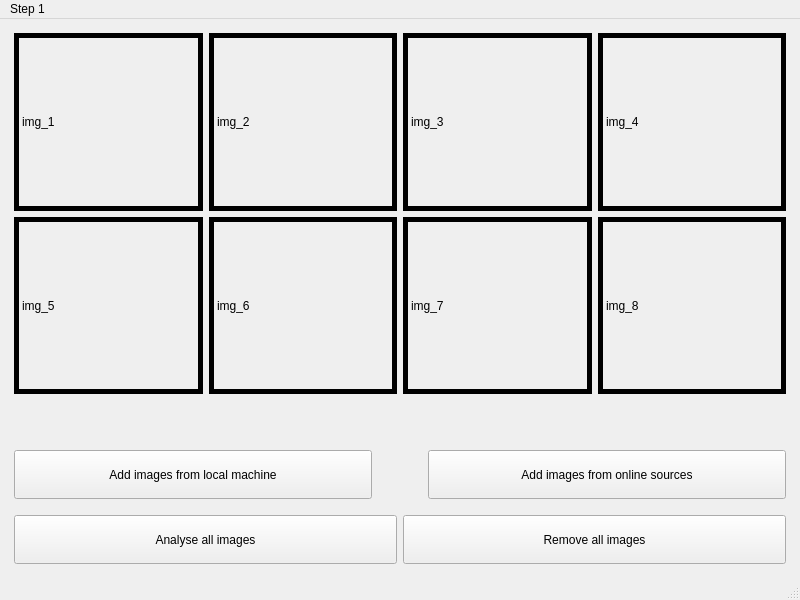
Qt form mainwindow.ui (uh-dcm/coslab-gui) before a commit.
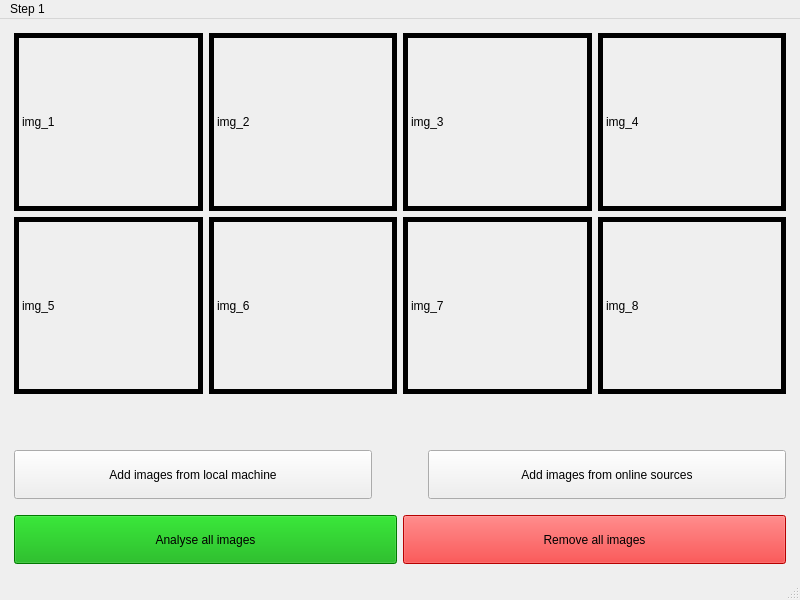
The same form after that commit.

Commit message: change button layout

Diff of the .ui file:
```diff
--- a/mainwindow.ui
+++ b/mainwindow.ui
@@ -242,6 +242,448 @@
             <verstretch>0</verstretch>
            </sizepolicy>
           </property>
+          <property name="palette">
+           <palette>
+            <active>
+             <colorrole role="WindowText">
+              <brush brushstyle="SolidPattern">
+               <color alpha="255">
+                <red>0</red>
+                <green>0</green>
+                <blue>0</blue>
+               </color>
+              </brush>
+             </colorrole>
+             <colorrole role="Button">
+              <brush brushstyle="SolidPattern">
+               <color alpha="255">
+                <red>0</red>
+                <green>170</green>
+                <blue>0</blue>
+               </color>
+              </brush>
+             </colorrole>
+             <colorrole role="Light">
+              <brush brushstyle="SolidPattern">
+               <color alpha="255">
+                <red>0</red>
+                <green>255</green>
+                <blue>0</blue>
+               </color>
+              </brush>
+             </colorrole>
+             <colorrole role="Midlight">
+              <brush brushstyle="SolidPattern">
+               <color alpha="255">
+                <red>0</red>
+                <green>212</green>
+                <blue>0</blue>
+               </color>
+              </brush>
+             </colorrole>
+             <colorrole role="Dark">
+              <brush brushstyle="SolidPattern">
+               <color alpha="255">
+                <red>0</red>
+                <green>85</green>
+                <blue>0</blue>
+               </color>
+              </brush>
+             </colorrole>
+             <colorrole role="Mid">
+              <brush brushstyle="SolidPattern">
+               <color alpha="255">
+                <red>0</red>
+                <green>113</green>
+                <blue>0</blue>
+               </color>
+              </brush>
+             </colorrole>
+             <colorrole role="Text">
+              <brush brushstyle="SolidPattern">
+               <color alpha="255">
+                <red>0</red>
+                <green>0</green>
+                <blue>0</blue>
+               </color>
+              </brush>
+             </colorrole>
+             <colorrole role="BrightText">
+              <brush brushstyle="SolidPattern">
+               <color alpha="255">
+                <red>255</red>
+                <green>255</green>
+                <blue>255</blue>
+               </color>
+              </brush>
+             </colorrole>
+             <colorrole role="ButtonText">
+              <brush brushstyle="SolidPattern">
+               <color alpha="255">
+                <red>0</red>
+                <green>0</green>
+                <blue>0</blue>
+               </color>
+              </brush>
+             </colorrole>
+             <colorrole role="Base">
+              <brush brushstyle="SolidPattern">
+               <color alpha="255">
+                <red>255</red>
+                <green>255</green>
+                <blue>255</blue>
+               </color>
+              </brush>
+             </colorrole>
+             <colorrole role="Window">
+              <brush brushstyle="SolidPattern">
+               <color alpha="255">
+                <red>0</red>
+                <green>170</green>
+                <blue>0</blue>
+               </color>
+              </brush>
+             </colorrole>
+             <colorrole role="Shadow">
+              <brush brushstyle="SolidPattern">
+               <color alpha="255">
+                <red>0</red>
+                <green>0</green>
+                <blue>0</blue>
+               </color>
+              </brush>
+             </colorrole>
+             <colorrole role="AlternateBase">
+              <brush brushstyle="SolidPattern">
+               <color alpha="255">
+                <red>127</red>
+                <green>212</green>
+                <blue>127</blue>
+               </color>
+              </brush>
+             </colorrole>
+             <colorrole role="ToolTipBase">
+              <brush brushstyle="SolidPattern">
+               <color alpha="255">
+                <red>255</red>
+                <green>255</green>
+                <blue>220</blue>
+               </color>
+              </brush>
+             </colorrole>
+             <colorrole role="ToolTipText">
+              <brush brushstyle="SolidPattern">
+               <color alpha="255">
+                <red>0</red>
+                <green>0</green>
+                <blue>0</blue>
+               </color>
+              </brush>
+             </colorrole>
+             <colorrole role="PlaceholderText">
+              <brush brushstyle="SolidPattern">
+               <color alpha="128">
+                <red>0</red>
+                <green>0</green>
+                <blue>0</blue>
+               </color>
+              </brush>
+             </colorrole>
+            </active>
+            <inactive>
+             <colorrole role="WindowText">
+              <brush brushstyle="SolidPattern">
+               <color alpha="255">
+                <red>0</red>
+                <green>0</green>
+                <blue>0</blue>
+               </color>
+              </brush>
+             </colorrole>
+             <colorrole role="Button">
+              <brush brushstyle="SolidPattern">
+               <color alpha="255">
+                <red>0</red>
+                <green>170</green>
+                <blue>0</blue>
+               </color>
+              </brush>
+             </colorrole>
+             <colorrole role="Light">
+              <brush brushstyle="SolidPattern">
+               <color alpha="255">
+                <red>0</red>
+                <green>255</green>
+                <blue>0</blue>
+               </color>
+              </brush>
+             </colorrole>
+             <colorrole role="Midlight">
+              <brush brushstyle="SolidPattern">
+               <color alpha="255">
+                <red>0</red>
+                <green>212</green>
+                <blue>0</blue>
+               </color>
+              </brush>
+             </colorrole>
+             <colorrole role="Dark">
+              <brush brushstyle="SolidPattern">
+               <color alpha="255">
+                <red>0</red>
+                <green>85</green>
+                <blue>0</blue>
+               </color>
+              </brush>
+             </colorrole>
+             <colorrole role="Mid">
+              <brush brushstyle="SolidPattern">
+               <color alpha="255">
+                <red>0</red>
+                <green>113</green>
+                <blue>0</blue>
+               </color>
+              </brush>
+             </colorrole>
+             <colorrole role="Text">
+              <brush brushstyle="SolidPattern">
+               <color alpha="255">
+                <red>0</red>
+                <green>0</green>
+                <blue>0</blue>
+               </color>
+              </brush>
+             </colorrole>
+             <colorrole role="BrightText">
+              <brush brushstyle="SolidPattern">
+               <color alpha="255">
+                <red>255</red>
+                <green>255</green>
+                <blue>255</blue>
+               </color>
+              </brush>
+             </colorrole>
+             <colorrole role="ButtonText">
+              <brush brushstyle="SolidPattern">
+               <color alpha="255">
+                <red>0</red>
+                <green>0</green>
+                <blue>0</blue>
+               </color>
+              </brush>
+             </colorrole>
+             <colorrole role="Base">
+              <brush brushstyle="SolidPattern">
+               <color alpha="255">
+                <red>255</red>
+                <green>255</green>
+                <blue>255</blue>
+               </color>
+              </brush>
+             </colorrole>
+             <colorrole role="Window">
+              <brush brushstyle="SolidPattern">
+               <color alpha="255">
+                <red>0</red>
+                <green>170</green>
+                <blue>0</blue>
+               </color>
+              </brush>
+             </colorrole>
+             <colorrole role="Shadow">
+              <brush brushstyle="SolidPattern">
+               <color alpha="255">
+                <red>0</red>
+                <green>0</green>
+                <blue>0</blue>
+               </color>
+              </brush>
+             </colorrole>
+             <colorrole role="AlternateBase">
+              <brush brushstyle="SolidPattern">
+               <color alpha="255">
+                <red>127</red>
+                <green>212</green>
+                <blue>127</blue>
+               </color>
+              </brush>
+             </colorrole>
+             <colorrole role="ToolTipBase">
+              <brush brushstyle="SolidPattern">
+               <color alpha="255">
+                <red>255</red>
+                <green>255</green>
+                <blue>220</blue>
+               </color>
+              </brush>
+             </colorrole>
+             <colorrole role="ToolTipText">
+              <brush brushstyle="SolidPattern">
+               <color alpha="255">
+                <red>0</red>
+                <green>0</green>
+                <blue>0</blue>
+               </color>
+              </brush>
+             </colorrole>
+             <colorrole role="PlaceholderText">
+              <brush brushstyle="SolidPattern">
+               <color alpha="128">
+                <red>0</red>
+                <green>0</green>
+                <blue>0</blue>
+               </color>
+              </brush>
+             </colorrole>
+            </inactive>
+            <disabled>
+             <colorrole role="WindowText">
+              <brush brushstyle="SolidPattern">
+               <color alpha="255">
+                <red>0</red>
+                <green>85</green>
+                <blue>0</blue>
+               </color>
+              </brush>
+             </colorrole>
+             <colorrole role="Button">
+              <brush brushstyle="SolidPattern">
+               <color alpha="255">
+                <red>0</red>
+                <green>170</green>
+                <blue>0</blue>
+               </color>
+              </brush>
+             </colorrole>
+             <colorrole role="Light">
+              <brush brushstyle="SolidPattern">
+               <color alpha="255">
+                <red>0</red>
+                <green>255</green>
+                <blue>0</blue>
+               </color>
+              </brush>
+             </colorrole>
+             <colorrole role="Midlight">
+              <brush brushstyle="SolidPattern">
+               <color alpha="255">
+                <red>0</red>
+                <green>212</green>
+                <blue>0</blue>
+               </color>
+              </brush>
+             </colorrole>
+             <colorrole role="Dark">
+              <brush brushstyle="SolidPattern">
+               <color alpha="255">
+                <red>0</red>
+                <green>85</green>
+                <blue>0</blue>
+               </color>
+              </brush>
+             </colorrole>
+             <colorrole role="Mid">
+              <brush brushstyle="SolidPattern">
+               <color alpha="255">
+                <red>0</red>
+                <green>113</green>
+                <blue>0</blue>
+               </color>
+              </brush>
+             </colorrole>
+             <colorrole role="Text">
+              <brush brushstyle="SolidPattern">
+               <color alpha="255">
+                <red>0</red>
+                <green>85</green>
+                <blue>0</blue>
+               </color>
+              </brush>
+             </colorrole>
+             <colorrole role="BrightText">
+              <brush brushstyle="SolidPattern">
+               <color alpha="255">
+                <red>255</red>
+                <green>255</green>
+                <blue>255</blue>
+               </color>
+              </brush>
+             </colorrole>
+             <colorrole role="ButtonText">
+              <brush brushstyle="SolidPattern">
+               <color alpha="255">
+                <red>0</red>
+                <green>85</green>
+                <blue>0</blue>
+               </color>
+              </brush>
+             </colorrole>
+             <colorrole role="Base">
+              <brush brushstyle="SolidPattern">
+               <color alpha="255">
+                <red>0</red>
+                <green>170</green>
+                <blue>0</blue>
+               </color>
+              </brush>
+             </colorrole>
+             <colorrole role="Window">
+              <brush brushstyle="SolidPattern">
+               <color alpha="255">
+                <red>0</red>
+                <green>170</green>
+                <blue>0</blue>
+               </color>
+              </brush>
+             </colorrole>
+             <colorrole role="Shadow">
+              <brush brushstyle="SolidPattern">
+               <color alpha="255">
+                <red>0</red>
+                <green>0</green>
+                <blue>0</blue>
+               </color>
+              </brush>
+             </colorrole>
+             <colorrole role="AlternateBase">
+              <brush brushstyle="SolidPattern">
+               <color alpha="255">
+                <red>0</red>
+                <green>170</green>
+                <blue>0</blue>
+               </color>
+              </brush>
+             </colorrole>
+             <colorrole role="ToolTipBase">
+              <brush brushstyle="SolidPattern">
+               <color alpha="255">
+                <red>255</red>
+                <green>255</green>
+                <blue>220</blue>
+               </color>
+              </brush>
+             </colorrole>
+             <colorrole role="ToolTipText">
+              <brush brushstyle="SolidPattern">
+               <color alpha="255">
+                <red>0</red>
+                <green>0</green>
+                <blue>0</blue>
+               </color>
+              </brush>
+             </colorrole>
+             <colorrole role="PlaceholderText">
+              <brush brushstyle="SolidPattern">
+               <color alpha="128">
+                <red>0</red>
+                <green>0</green>
+                <blue>0</blue>
+               </color>
+              </brush>
+             </colorrole>
+            </disabled>
+           </palette>
+          </property>
           <property name="text">
            <string>Analyse all images</string>
           </property>
@@ -255,6 +697,448 @@
             <verstretch>0</verstretch>
            </sizepolicy>
           </property>
+          <property name="palette">
+           <palette>
+            <active>
+             <colorrole role="WindowText">
+              <brush brushstyle="SolidPattern">
+               <color alpha="255">
+                <red>0</red>
+                <green>0</green>
+                <blue>0</blue>
+               </color>
+              </brush>
+             </colorrole>
+             <colorrole role="Button">
+              <brush brushstyle="SolidPattern">
+               <color alpha="255">
+                <red>255</red>
+                <green>0</green>
+                <blue>0</blue>
+               </color>
+              </brush>
+             </colorrole>
+             <colorrole role="Light">
+              <brush brushstyle="SolidPattern">
+               <color alpha="255">
+                <red>255</red>
+                <green>127</green>
+                <blue>127</blue>
+               </color>
+              </brush>
+             </colorrole>
+             <colorrole role="Midlight">
+              <brush brushstyle="SolidPattern">
+               <color alpha="255">
+                <red>255</red>
+                <green>63</green>
+                <blue>63</blue>
+               </color>
+              </brush>
+             </colorrole>
+             <colorrole role="Dark">
+              <brush brushstyle="SolidPattern">
+               <color alpha="255">
+                <red>127</red>
+                <green>0</green>
+                <blue>0</blue>
+               </color>
+              </brush>
+             </colorrole>
+             <colorrole role="Mid">
+              <brush brushstyle="SolidPattern">
+               <color alpha="255">
+                <red>170</red>
+                <green>0</green>
+                <blue>0</blue>
+               </color>
+              </brush>
+             </colorrole>
+             <colorrole role="Text">
+              <brush brushstyle="SolidPattern">
+               <color alpha="255">
+                <red>0</red>
+                <green>0</green>
+                <blue>0</blue>
+               </color>
+              </brush>
+             </colorrole>
+             <colorrole role="BrightText">
+              <brush brushstyle="SolidPattern">
+               <color alpha="255">
+                <red>255</red>
+                <green>255</green>
+                <blue>255</blue>
+               </color>
+              </brush>
+             </colorrole>
+             <colorrole role="ButtonText">
+              <brush brushstyle="SolidPattern">
+               <color alpha="255">
+                <red>0</red>
+                <green>0</green>
+                <blue>0</blue>
+               </color>
+              </brush>
+             </colorrole>
+             <colorrole role="Base">
+              <brush brushstyle="SolidPattern">
+               <color alpha="255">
+                <red>255</red>
+                <green>255</green>
+                <blue>255</blue>
+               </color>
+              </brush>
+             </colorrole>
+             <colorrole role="Window">
+              <brush brushstyle="SolidPattern">
+               <color alpha="255">
+                <red>255</red>
+                <green>0</green>
+                <blue>0</blue>
+               </color>
+              </brush>
+             </colorrole>
+             <colorrole role="Shadow">
+              <brush brushstyle="SolidPattern">
+               <color alpha="255">
+                <red>0</red>
+                <green>0</green>
+                <blue>0</blue>
+               </color>
+              </brush>
+             </colorrole>
+             <colorrole role="AlternateBase">
+              <brush brushstyle="SolidPattern">
+               <color alpha="255">
+                <red>255</red>
+                <green>127</green>
+                <blue>127</blue>
+               </color>
+              </brush>
+             </colorrole>
+             <colorrole role="ToolTipBase">
+              <brush brushstyle="SolidPattern">
+               <color alpha="255">
+                <red>255</red>
+                <green>255</green>
+                <blue>220</blue>
+               </color>
+              </brush>
+             </colorrole>
+             <colorrole role="ToolTipText">
+              <brush brushstyle="SolidPattern">
+               <color alpha="255">
+                <red>0</red>
+                <green>0</green>
+                <blue>0</blue>
+               </color>
+              </brush>
+             </colorrole>
+             <colorrole role="PlaceholderText">
+              <brush brushstyle="SolidPattern">
+               <color alpha="128">
+                <red>0</red>
+                <green>0</green>
+                <blue>0</blue>
+               </color>
+              </brush>
+             </colorrole>
+            </active>
+            <inactive>
+             <colorrole role="WindowText">
+              <brush brushstyle="SolidPattern">
+               <color alpha="255">
+                <red>0</red>
+                <green>0</green>
+                <blue>0</blue>
+               </color>
+              </brush>
+             </colorrole>
+             <colorrole role="Button">
+              <brush brushstyle="SolidPattern">
+               <color alpha="255">
+                <red>255</red>
+                <green>0</green>
+                <blue>0</blue>
+               </color>
+              </brush>
+             </colorrole>
+             <colorrole role="Light">
+              <brush brushstyle="SolidPattern">
+               <color alpha="255">
+                <red>255</red>
+                <green>127</green>
+                <blue>127</blue>
+               </color>
+              </brush>
+             </colorrole>
+             <colorrole role="Midlight">
+              <brush brushstyle="SolidPattern">
+               <color alpha="255">
+                <red>255</red>
+                <green>63</green>
+                <blue>63</blue>
+               </color>
+              </brush>
+             </colorrole>
+             <colorrole role="Dark">
+              <brush brushstyle="SolidPattern">
+               <color alpha="255">
+                <red>127</red>
+                <green>0</green>
+                <blue>0</blue>
+               </color>
+              </brush>
+             </colorrole>
+             <colorrole role="Mid">
+              <brush brushstyle="SolidPattern">
+               <color alpha="255">
+                <red>170</red>
+                <green>0</green>
+                <blue>0</blue>
+               </color>
+              </brush>
+             </colorrole>
+             <colorrole role="Text">
+              <brush brushstyle="SolidPattern">
+               <color alpha="255">
+                <red>0</red>
+                <green>0</green>
+                <blue>0</blue>
+               </color>
+              </brush>
+             </colorrole>
+             <colorrole role="BrightText">
+              <brush brushstyle="SolidPattern">
+               <color alpha="255">
+                <red>255</red>
+                <green>255</green>
+                <blue>255</blue>
+               </color>
+              </brush>
+             </colorrole>
+             <colorrole role="ButtonText">
+              <brush brushstyle="SolidPattern">
+               <color alpha="255">
+                <red>0</red>
+                <green>0</green>
+                <blue>0</blue>
+               </color>
+              </brush>
+             </colorrole>
+             <colorrole role="Base">
+              <brush brushstyle="SolidPattern">
+               <color alpha="255">
+                <red>255</red>
+                <green>255</green>
+                <blue>255</blue>
+               </color>
+              </brush>
+             </colorrole>
+             <colorrole role="Window">
+              <brush brushstyle="SolidPattern">
+               <color alpha="255">
+                <red>255</red>
+                <green>0</green>
+                <blue>0</blue>
+               </color>
+              </brush>
+             </colorrole>
+             <colorrole role="Shadow">
+              <brush brushstyle="SolidPattern">
+               <color alpha="255">
+                <red>0</red>
+                <green>0</green>
+                <blue>0</blue>
+               </color>
+              </brush>
+             </colorrole>
+             <colorrole role="AlternateBase">
+              <brush brushstyle="SolidPattern">
+               <color alpha="255">
+                <red>255</red>
+                <green>127</green>
+                <blue>127</blue>
+               </color>
+              </brush>
+             </colorrole>
+             <colorrole role="ToolTipBase">
+              <brush brushstyle="SolidPattern">
+               <color alpha="255">
+                <red>255</red>
+                <green>255</green>
+                <blue>220</blue>
+               </color>
+              </brush>
+             </colorrole>
+             <colorrole role="ToolTipText">
+              <brush brushstyle="SolidPattern">
+               <color alpha="255">
+                <red>0</red>
+                <green>0</green>
+                <blue>0</blue>
+               </color>
+              </brush>
+             </colorrole>
+             <colorrole role="PlaceholderText">
+              <brush brushstyle="SolidPattern">
+               <color alpha="128">
+                <red>0</red>
+                <green>0</green>
+                <blue>0</blue>
+               </color>
+              </brush>
+             </colorrole>
+            </inactive>
+            <disabled>
+             <colorrole role="WindowText">
+              <brush brushstyle="SolidPattern">
+               <color alpha="255">
+                <red>127</red>
+                <green>0</green>
+                <blue>0</blue>
+               </color>
+              </brush>
+             </colorrole>
+             <colorrole role="Button">
+              <brush brushstyle="SolidPattern">
+               <color alpha="255">
+                <red>255</red>
+                <green>0</green>
+                <blue>0</blue>
+               </color>
+              </brush>
+             </colorrole>
+             <colorrole role="Light">
+              <brush brushstyle="SolidPattern">
+               <color alpha="255">
+                <red>255</red>
+                <green>127</green>
+                <blue>127</blue>
+               </color>
+              </brush>
+             </colorrole>
+             <colorrole role="Midlight">
+              <brush brushstyle="SolidPattern">
+               <color alpha="255">
+                <red>255</red>
+                <green>63</green>
+                <blue>63</blue>
+               </color>
+              </brush>
+             </colorrole>
+             <colorrole role="Dark">
+              <brush brushstyle="SolidPattern">
+               <color alpha="255">
+                <red>127</red>
+                <green>0</green>
+                <blue>0</blue>
+               </color>
+              </brush>
+             </colorrole>
+             <colorrole role="Mid">
+              <brush brushstyle="SolidPattern">
+               <color alpha="255">
+                <red>170</red>
+                <green>0</green>
+                <blue>0</blue>
+               </color>
+              </brush>
+             </colorrole>
+             <colorrole role="Text">
+              <brush brushstyle="SolidPattern">
+               <color alpha="255">
+                <red>127</red>
+                <green>0</green>
+                <blue>0</blue>
+               </color>
+              </brush>
+             </colorrole>
+             <colorrole role="BrightText">
+              <brush brushstyle="SolidPattern">
+               <color alpha="255">
+                <red>255</red>
+                <green>255</green>
+                <blue>255</blue>
+               </color>
+              </brush>
+             </colorrole>
+             <colorrole role="ButtonText">
+              <brush brushstyle="SolidPattern">
+               <color alpha="255">
+                <red>127</red>
+                <green>0</green>
+                <blue>0</blue>
+               </color>
+              </brush>
+             </colorrole>
+             <colorrole role="Base">
+              <brush brushstyle="SolidPattern">
+               <color alpha="255">
+                <red>255</red>
+                <green>0</green>
+                <blue>0</blue>
+               </color>
+              </brush>
+             </colorrole>
+             <colorrole role="Window">
+              <brush brushstyle="SolidPattern">
+               <color alpha="255">
+                <red>255</red>
+                <green>0</green>
+                <blue>0</blue>
+               </color>
+              </brush>
+             </colorrole>
+             <colorrole role="Shadow">
+              <brush brushstyle="SolidPattern">
+               <color alpha="255">
+                <red>0</red>
+                <green>0</green>
+                <blue>0</blue>
+               </color>
+              </brush>
+             </colorrole>
+             <colorrole role="AlternateBase">
+              <brush brushstyle="SolidPattern">
+               <color alpha="255">
+                <red>255</red>
+                <green>0</green>
+                <blue>0</blue>
+               </color>
+              </brush>
+             </colorrole>
+             <colorrole role="ToolTipBase">
+              <brush brushstyle="SolidPattern">
+               <color alpha="255">
+                <red>255</red>
+                <green>255</green>
+                <blue>220</blue>
+               </color>
+              </brush>
+             </colorrole>
+             <colorrole role="ToolTipText">
+              <brush brushstyle="SolidPattern">
+               <color alpha="255">
+                <red>0</red>
+                <green>0</green>
+                <blue>0</blue>
+               </color>
+              </brush>
+             </colorrole>
+             <colorrole role="PlaceholderText">
+              <brush brushstyle="SolidPattern">
+               <color alpha="128">
+                <red>0</red>
+                <green>0</green>
+                <blue>0</blue>
+               </color>
+              </brush>
+             </colorrole>
+            </disabled>
+           </palette>
+          </property>
           <property name="text">
            <string>Remove all images</string>
           </property>
```
